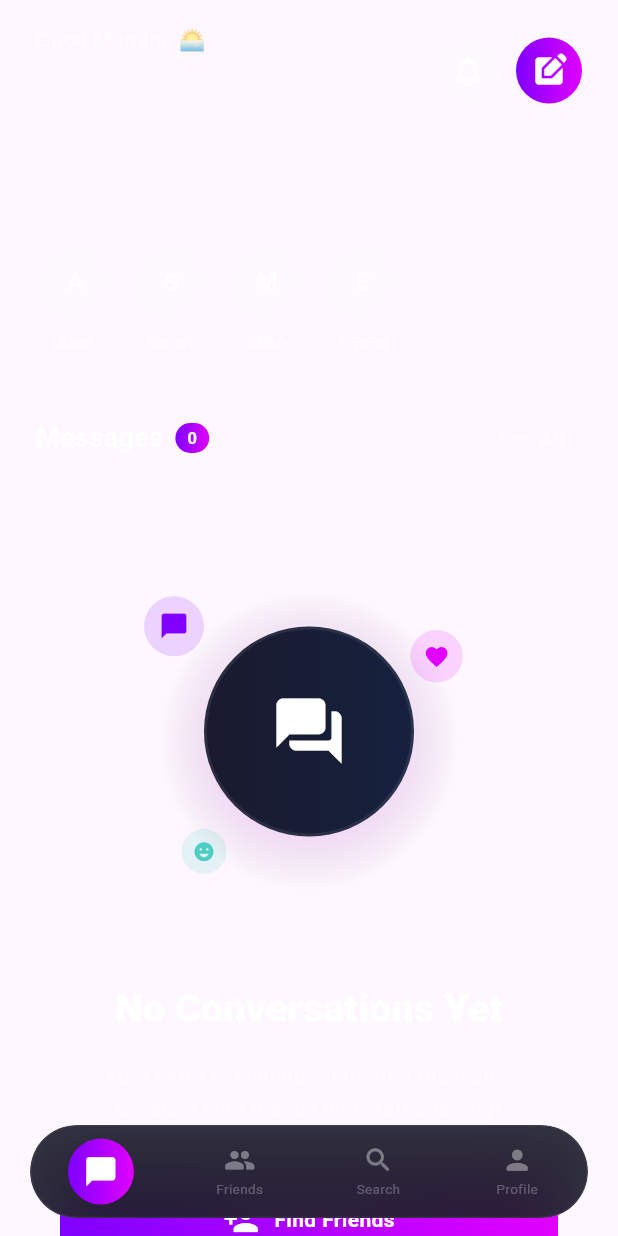
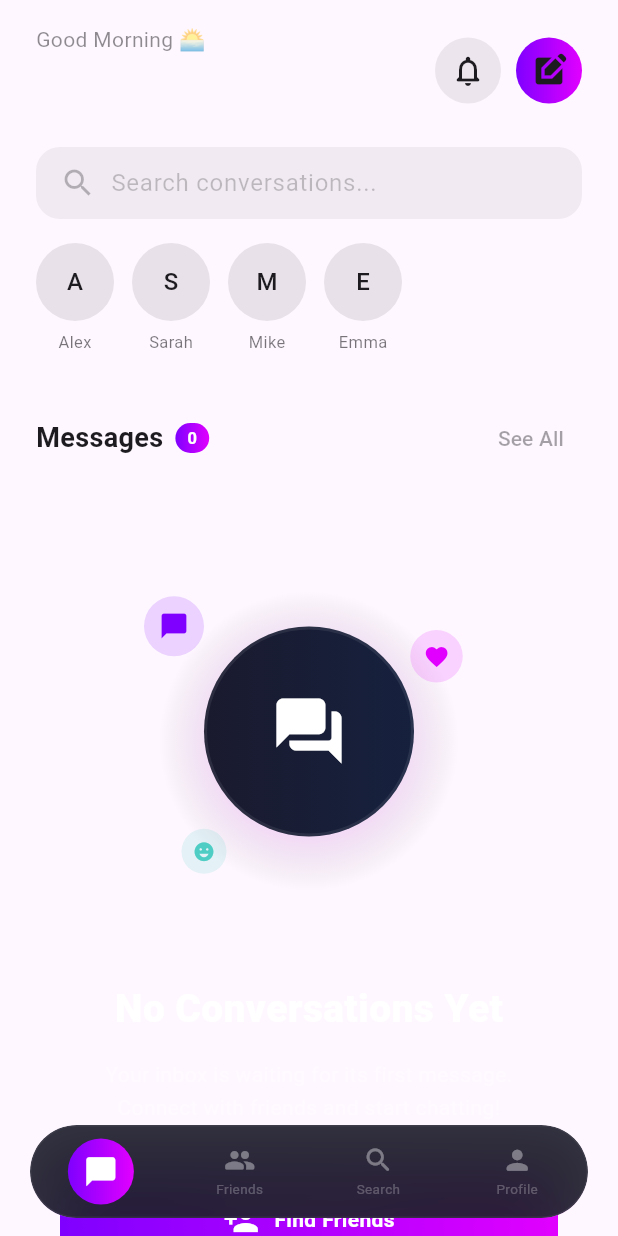
Before and after one commit to Devanshu-Joshi/flutter-chat-application, a Flutter app: the screen it shows once a user with an empty profile is signed in, on a phone screen of 412 x 824 dp. Run offline on Flutter 3.47's test engine with Material 3 defaults, Android fonts, the phone set to English and light mode, and no system bars; our stand-ins replace cloud_firestore, firebase_auth, firebase_core, shared_preferences; accounts and stored records are empty.

Commit message:
refactor: Adapt UI components to use Theme colors
This commit refactors the `ChatHomeHeader` widget to use colors from the application's `ThemeData` instead of hardcoded `Colors.white` values. This makes the UI components adaptable to different themes (e.g., light and dark modes).

- All widget-building methods (`_topRow`, `_circleButton`, `_searchBar`, etc.) now accept a `BuildContext` to access the current theme.
- Text, icon, and background colors are updated to use `Theme.of(context).colorScheme.onSurface` and other theme-dependent properties.
- `Colors.white.withValues(alpha: ...)` has been replaced with `Theme.of(context).colorScheme.onSurface.withValues(alpha: ...)`.
- The message count badge now correctly uses `onPrimary` for its text color, ensuring proper contrast with the primary-colored background.

```diff
--- a/lib/widgets/chat_home_header.dart
+++ b/lib/widgets/chat_home_header.dart
@@ -19,19 +19,19 @@ class ChatHomeHeader extends StatelessWidget {
       child: Column(
         crossAxisAlignment: CrossAxisAlignment.start,
         children: [
-          _topRow(),
+          _topRow(context),
           const SizedBox(height: 20),
-          _searchBar(),
+          _searchBar(context),
           const SizedBox(height: 16),
-          _onlineFriends(),
+          _onlineFriends(context),
           const SizedBox(height: 16),
-          _messageHeader(),
+          _messageHeader(context),
         ],
       ),
     );
   }
 
-  Widget _topRow() {
+  Widget _topRow(BuildContext context) {
     return Row(
       children: [
         Expanded(
@@ -42,29 +42,36 @@ class ChatHomeHeader extends StatelessWidget {
                 _getGreeting(),
                 style: TextStyle(
                   fontSize: 14,
-                  color: Colors.white.withValues(alpha: 0.5),
+                  color: Theme.of(context)
+    .colorScheme
+    .onSurface
+    .withValues(alpha: 0.5),
                 ),
               ),
               const SizedBox(height: 4),
               Text(
                 currentUser?.displayName ?? 'User',
-                style: const TextStyle(
+                style: TextStyle(
                   fontSize: 26,
-                  color: Colors.white,
+                  color: Theme.of(context).colorScheme.onSurface,
                   fontWeight: FontWeight.w700,
                 ),
               ),
             ],
           ),
         ),
-        _circleButton(Icons.notifications_none_rounded),
+        _circleButton(context, Icons.notifications_none_rounded),
         const SizedBox(width: 10),
-        _circleButton(Icons.edit_square, gradient: true),
+        _circleButton(context, Icons.edit_square, gradient: true),
       ],
     );
   }
 
-  Widget _circleButton(IconData icon, {bool gradient = false}) {
+  Widget _circleButton(
+  BuildContext context,
+  IconData icon,
+  {bool gradient = false}
+) {
     return Container(
       width: 44,
       height: 44,
@@ -75,31 +82,53 @@ class ChatHomeHeader extends StatelessWidget {
                 colors: [Color(0xFF7F00FF), Color(0xFFE100FF)],
               )
             : null,
-        color: gradient ? null : Colors.white.withValues(alpha: 0.08),
+        color: gradient
+    ? null
+    : Theme.of(context)
+        .colorScheme
+        .onSurface
+        .withValues(alpha: 0.08),
       ),
-      child: Icon(icon, color: Colors.white),
+      child: Icon(
+  icon,
+  color: Theme.of(context).colorScheme.onSurface,
+),
     );
   }
 
-  Widget _searchBar() {
+  Widget _searchBar(BuildContext context) {
     return Container(
       height: 48,
       decoration: BoxDecoration(
-        color: Colors.white.withValues(alpha: 0.06),
+        color: Theme.of(context)
+    .colorScheme
+    .onSurface
+    .withValues(alpha: 0.06),
         borderRadius: BorderRadius.circular(16),
       ),
       child: Row(
         children: [
           const SizedBox(width: 16),
-          Icon(Icons.search, color: Colors.white.withValues(alpha: 0.3)),
+          Icon(
+  Icons.search,
+  color: Theme.of(context)
+      .colorScheme
+      .onSurface
+      .withValues(alpha: 0.3),
+),
           const SizedBox(width: 10),
           Expanded(
             child: TextField(
-              style: const TextStyle(color: Colors.white),
+              style: TextStyle(
+  color: Theme.of(context).colorScheme.onSurface,
+),
               decoration: InputDecoration(
                 hintText: 'Search conversations...',
                 hintStyle: TextStyle(
-                  color: Colors.white.withValues(alpha: 0.25),
+                  color: Theme.of(context)
+    .colorScheme
+    .onSurface
+    .withValues(alpha: 0.25),
                 ),
                 border: InputBorder.none,
               ),
@@ -110,7 +139,7 @@ class ChatHomeHeader extends StatelessWidget {
     );
   }
 
-  Widget _onlineFriends() {
+  Widget _onlineFriends(BuildContext context) {
     final names = ['Alex', 'Sarah', 'Mike', 'Emma'];
 
     return SizedBox(
@@ -123,10 +152,15 @@ class ChatHomeHeader extends StatelessWidget {
           children: [
             CircleAvatar(
               radius: 26,
-              backgroundColor: Colors.white10,
+              backgroundColor: Theme.of(context)
+    .colorScheme
+    .onSurface
+    .withValues(alpha: 0.1),
               child: Text(
                 names[i][0],
-                style: const TextStyle(color: Colors.white),
+                style: TextStyle(
+  color: Theme.of(context).colorScheme.onSurface,
+),
               ),
             ),
             const SizedBox(height: 6),
@@ -134,7 +168,10 @@ class ChatHomeHeader extends StatelessWidget {
               names[i],
               style: TextStyle(
                 fontSize: 11,
-                color: Colors.white.withValues(alpha: 0.6),
+                color: Theme.of(context)
+    .colorScheme
+    .onSurface
+    .withValues(alpha: 0.6),
               ),
             ),
           ],
@@ -143,15 +180,15 @@ class ChatHomeHeader extends StatelessWidget {
     );
   }
 
-  Widget _messageHeader() {
+  Widget _messageHeader(BuildContext context) {
     return Row(
       children: [
-        const Text(
+        Text(
           'Messages',
           style: TextStyle(
             fontSize: 18,
             fontWeight: FontWeight.w700,
-            color: Colors.white,
+            color: Theme.of(context).colorScheme.onSurface,
           ),
         ),
         const SizedBox(width: 8),
@@ -169,9 +206,9 @@ class ChatHomeHeader extends StatelessWidget {
               final count = snapshot.data?.docs.length ?? 0;
               return Text(
                 '$count',
-                style: const TextStyle(
+                style: TextStyle(
                   fontSize: 11,
-                  color: Colors.white,
+                  color: Theme.of(context).colorScheme.onPrimary,
                   fontWeight: FontWeight.w700,
                 ),
               );
@@ -183,7 +220,12 @@ class ChatHomeHeader extends StatelessWidget {
           onPressed: () {},
           child: Text(
             'See All',
-            style: TextStyle(color: Colors.white.withValues(alpha: 0.4)),
+            style: TextStyle(
+  color: Theme.of(context)
+      .colorScheme
+      .onSurface
+      .withValues(alpha: 0.4),
+),
           ),
         ),
       ],
```
